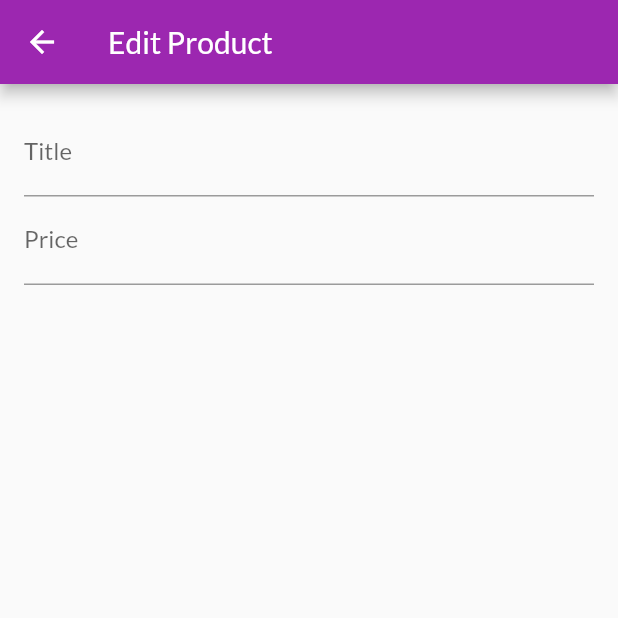
After one commit to ttyt0416/shopapp, a Flutter app: the EditProductScreen screen opened by its route, on a phone screen of 412 x 824 dp, the top half of it. The commit adds this screen. Run offline on Flutter 3.47's test engine with Material 2 defaults, Android fonts, the light colour scheme and no system bars.

Commit message:
adding user input methods

```diff
--- a/lib/main.dart
+++ b/lib/main.dart
@@ -9,6 +9,8 @@ import './screens/products_overview_screen.dart';
 import './screens/product_detail_screen.dart';
 import './screens/cart_screen.dart';
 import './screens/orders_screen.dart';
+import './screens/user_products_screen.dart';
+import './screens/edit_product_screen.dart';
 
 void main() => runApp(MyApp());
 
@@ -40,6 +42,8 @@ class MyApp extends StatelessWidget {
           ProductDetailScreen.routeName: (ctx) => ProductDetailScreen(),
           CartScreen.routeName: (ctx) => CartScreen(),
           OrdersScreen.routeName: (ctx) => OrdersScreen(),
+          UserProductsScreen.routeName: (ctx) => UserProductsScreen(),
+          EditProductScreen.routeName: (ctx) => EditProductScreen(),
         },
       ),
     );
--- /dev/null
+++ b/lib/screens/edit_product_screen.dart
@@ -0,0 +1,45 @@
+import 'package:flutter/material.dart';
+
+class EditProductScreen extends StatefulWidget {
+  static const routeName = '/edit-product';
+
+  @override
+  _EditProductScreenState createState() => _EditProductScreenState();
+}
+
+class _EditProductScreenState extends State<EditProductScreen> {
+  final _priceFocusNode = FocusNode();
+
+  @override
+  Widget build(BuildContext context) {
+    return Scaffold(
+      appBar: AppBar(
+        title: Text('Edit Product'),
+      ),
+      body: Padding(
+        padding: const EdgeInsets.all(16.0),
+        child: Form(
+          child: SingleChildScrollView(
+            child: Column(
+              children: <Widget>[
+                TextFormField(
+                  decoration: InputDecoration(labelText: 'Title'),
+                  textInputAction: TextInputAction.next,
+                  onFieldSubmitted: (_) {
+                    FocusScope.of(context).requestFocus(_priceFocusNode);
+                  },
+                ),
+                TextFormField(
+                  decoration: InputDecoration(labelText: 'Price'),
+                  textInputAction: TextInputAction.next,
+                  keyboardType: TextInputType.number,
+                  focusNode: _priceFocusNode,
+                ),
+              ],
+            ),
+          ),
+        ),
+      ),
+    );
+  }
+}
--- a/lib/widgets/app_drawer.dart
+++ b/lib/widgets/app_drawer.dart
@@ -1,6 +1,7 @@
 import 'package:flutter/material.dart';
 
 import '../screens/orders_screen.dart';
+import '../screens/user_products_screen.dart';
 
 class AppDrawer extends StatelessWidget {
   @override
@@ -29,6 +30,15 @@ class AppDrawer extends StatelessWidget {
                   .pushReplacementNamed(OrdersScreen.routeName);
             },
           ),
+          Divider(),
+          ListTile(
+            leading: Icon(Icons.edit),
+            title: Text('Manage Products'),
+            onTap: () {
+              Navigator.of(context)
+                  .pushReplacementNamed(UserProductsScreen.routeName);
+            },
+          ),
         ],
       ),
     );
```
Also changed, not shown: lib/providers/cart.dart (+20 -0 lines), lib/screens/user_products_screen.dart (added, +46 -0 lines), lib/widgets/cart_item.dart (+27 -0 lines), lib/widgets/product_item.dart (+16 -0 lines), lib/widgets/user_product_item.dart (added, +35 -0 lines).
